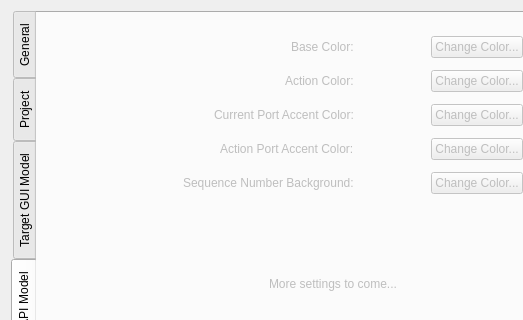
Qt form src/gui/ui/manageprojectdialog.ui (facade-technologies-inc/facile) before a commit; both pictures show x 0 to 523 and y 0 to 320 of the 642 by 420 pixel window.
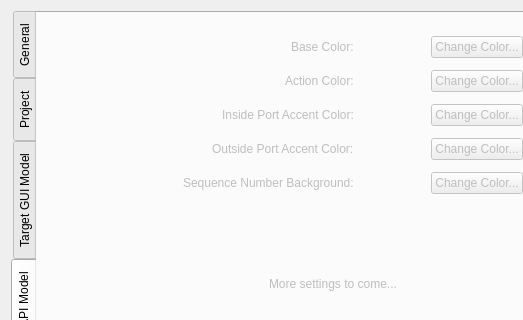
The same form after that commit.

Commit message:
Got the updating colors for the base, action, inside port, and outside port working. However each time I change a for one of those classes it resets the rest of the colors to their base colors.
#TODO: Need to be able to update the color without resetting the other colors.
#TODO: Add the same update color functionality for sequence of actions widget.

The edit to the form file:
```diff
--- a/src/gui/ui/manageprojectdialog.ui
+++ b/src/gui/ui/manageprojectdialog.ui
@@ -1024,7 +1024,7 @@
                </size>
               </property>
               <property name="text">
-               <string>Current Port Accent Color:</string>
+               <string>Inside Port Accent Color:</string>
               </property>
              </widget>
             </item>
@@ -1054,7 +1054,7 @@
                </size>
               </property>
               <property name="text">
-               <string>Action Port Accent Color:</string>
+               <string>Outside Port Accent Color:</string>
               </property>
              </widget>
             </item>
```
Left out of the diff: 12 changed lines with no effect on the pictures. The commit also changes 4 other files.
